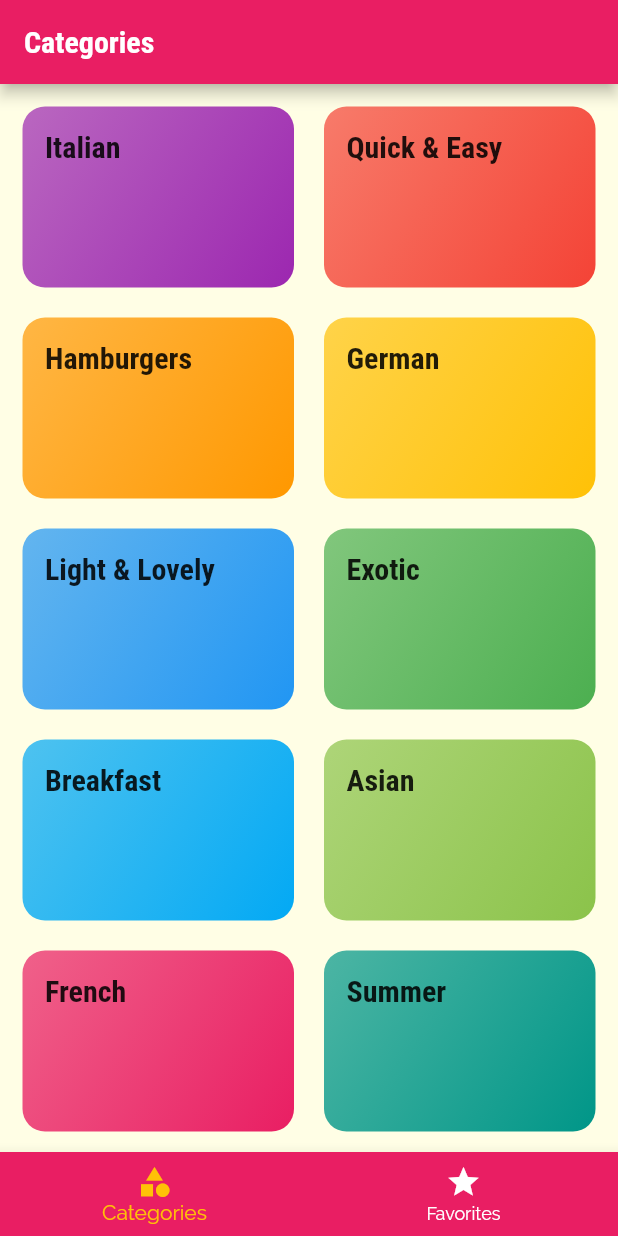
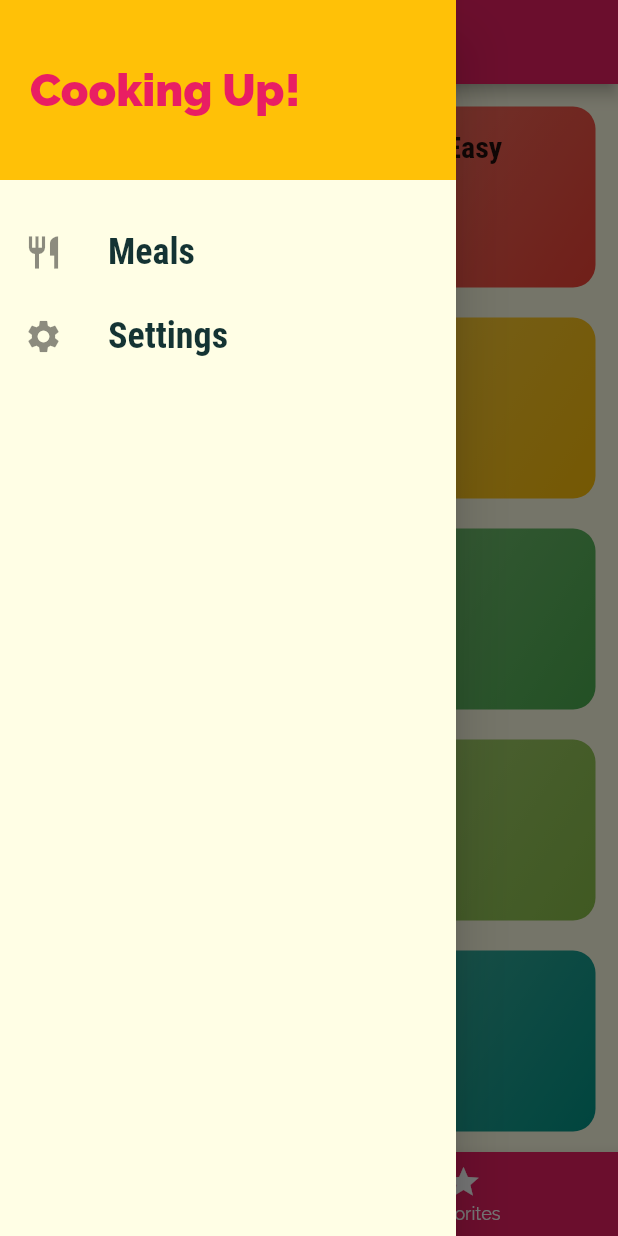
Before and after one commit to chloemk/meals_app, a Flutter app: the screen it shows after launch, with the side drawer open (before the commit the screen has no drawer), on a phone screen of 412 x 824 dp. Run offline on Flutter 3.47's test engine with Material 2 defaults, Android fonts, the phone set to English and light mode, and no system bars.

Commit message:
feat: add a custom drawer

```diff
--- a/lib/screens/tabs_screen.dart
+++ b/lib/screens/tabs_screen.dart
@@ -1,6 +1,7 @@
 import 'package:flutter/material.dart';
 import 'package:meals_app/screens/categories_screen.dart';
 import 'package:meals_app/screens/favorites_screen.dart';
+import 'package:meals_app/widgets/main_drawer.dart';
 
 class TabsScreen extends StatefulWidget {
   const TabsScreen({Key? key}) : super(key: key);
@@ -35,6 +36,7 @@ class _TabsScreenState extends State<TabsScreen> {
       appBar: AppBar(
         title: Text(_pages[_selectedPageIndex]['title']),
       ),
+      drawer: const MainDrawer(),
       body: _pages[_selectedPageIndex]['page'],
       bottomNavigationBar: BottomNavigationBar(
         onTap: _selectPage,
--- /dev/null
+++ b/lib/widgets/main_drawer.dart
@@ -0,0 +1,61 @@
+import 'package:flutter/material.dart';
+
+class MainDrawer extends StatelessWidget {
+  Widget buildListTile(String title, IconData icon) {
+    return ListTile(
+      leading: Icon(
+        icon,
+        size: 26,
+      ),
+      title: Text(
+        title,
+        style: const TextStyle(
+          fontFamily: 'RobotoCondensed',
+          fontSize: 24,
+          fontWeight: FontWeight.bold,
+        ),
+      ),
+      onTap: () {
+        // TODO
+      },
+    );
+  }
+
+  const MainDrawer({Key? key}) : super(key: key);
+
+  @override
+  Widget build(BuildContext context) {
+    return Drawer(
+      child: Column(
+        children: <Widget>[
+          Container(
+            height: 120,
+            width: double.infinity,
+            padding: const EdgeInsets.all(20),
+            alignment: Alignment.centerLeft,
+            color: Theme.of(context).colorScheme.secondary,
+            child: Text(
+              'Cooking Up!',
+              style: TextStyle(
+                fontWeight: FontWeight.w900,
+                fontSize: 30,
+                color: Theme.of(context).colorScheme.primary,
+              ),
+            ),
+          ),
+          const SizedBox(
+            height: 20,
+          ),
+          buildListTile(
+            'Meals',
+            Icons.restaurant,
+          ),
+          buildListTile(
+            'Settings',
+            Icons.settings,
+          ),
+        ],
+      ),
+    );
+  }
+}
```
